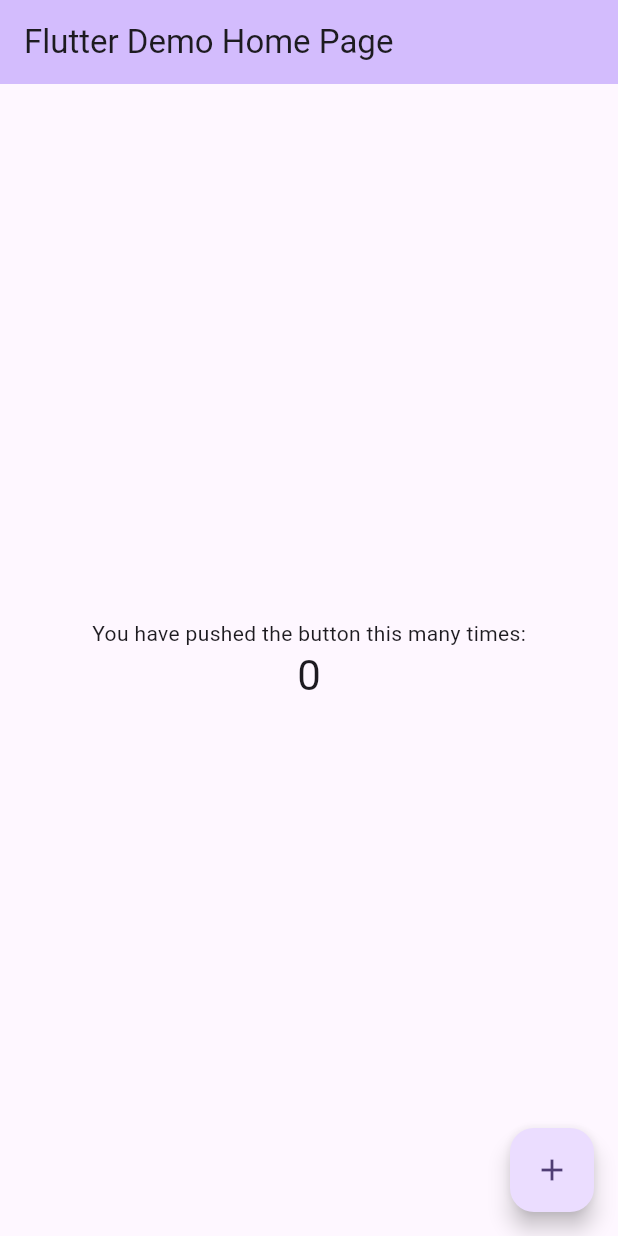
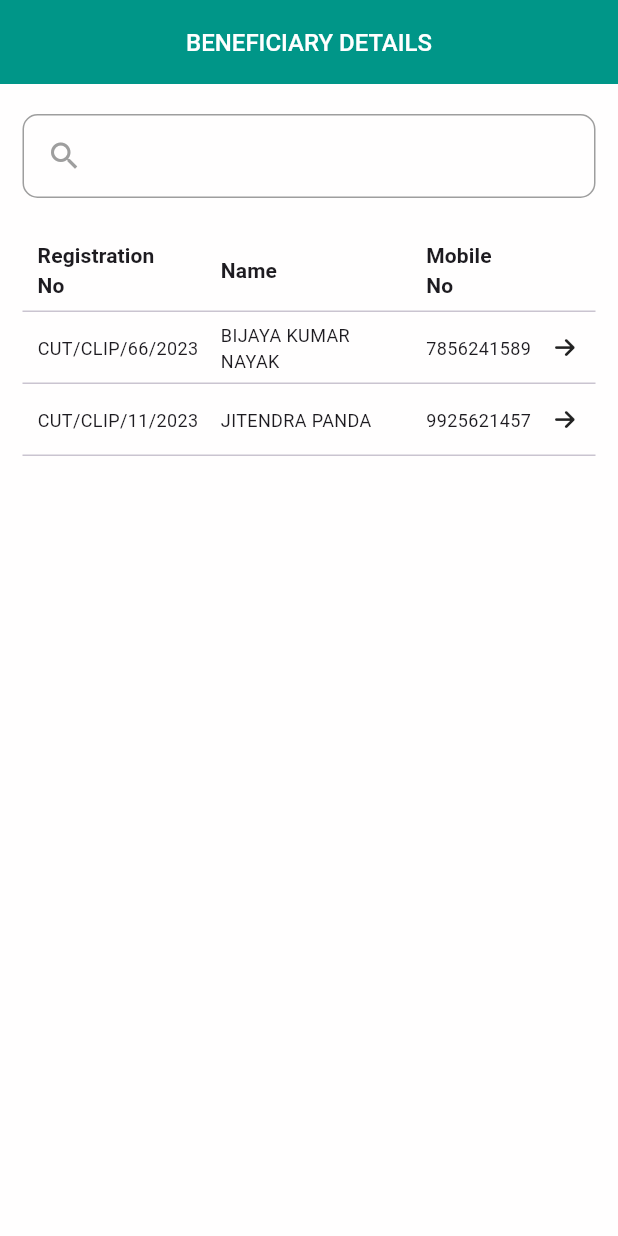
Before and after one commit to SubratDevop/OLIC, a Flutter app: the screen it shows after launch, on a phone screen of 412 x 824 dp. Run offline on Flutter 3.47's test engine with Material 2 defaults, Android fonts, the phone set to English and light mode, and no system bars; our stand-ins replace get, google_fonts, icons_plus.

Commit message:
Beneficiary details screen design completed

```diff
--- a/lib/commons/color_gallery.dart
+++ b/lib/commons/color_gallery.dart
@@ -1,7 +1,14 @@
 import 'package:flutter/material.dart';
 
 class ColorGallery {
-  static Color text_colorblack = const Color(0xFF000000);
+  // static Color text_colorblack = const Color(0xFF000000);
+  static Color text_colorblack = const Color(0xFF212529);
 
   static Color textColorwhite = const Color.fromARGB(255, 255, 254, 254);
+
+  static Color primary_color = const Color(0xFF2ad4bc);
+
+  static Color border_color = const Color(0xFF51d4bc);
+
+  static Color white_color =  const Color.fromARGB(255, 255, 254, 254);
 }
--- a/lib/constants/screensize.dart
+++ b/lib/constants/screensize.dart
@@ -0,0 +1,22 @@
+import 'package:flutter/material.dart';
+
+class ScreenSize {
+  static height(BuildContext context) {
+    return MediaQuery.of(context).size.height;
+  }
+
+  static width(BuildContext context) {
+    return MediaQuery.of(context).size.width;
+  }
+}
+
+class AppDimension {
+  static double defaultPadding = 20;
+
+  static double contentPadding = 12;
+
+  static double icondefaultSize = 20;
+
+  static double iconsmallSize = 15;
+
+}
--- a/lib/main.dart
+++ b/lib/main.dart
@@ -1,4 +1,7 @@
 import 'package:flutter/material.dart';
+import 'package:get/get.dart';
+import 'package:olic/routes/routes.dart';
+import 'package:olic/screens/Beneficiary_Details/benificiary_details_screen.dart';
 
 void main() {
   runApp(const MyApp());
@@ -9,61 +12,14 @@ class MyApp extends StatelessWidget {
 
   @override
   Widget build(BuildContext context) {
-    return MaterialApp(
+    return GetMaterialApp(
+      debugShowCheckedModeBanner: false,
       title: 'Flutter Demo',
-      theme: ThemeData(
-        colorScheme: ColorScheme.fromSeed(seedColor: Colors.deepPurple),
-        useMaterial3: true,
-      ),
-      home: const MyHomePage(title: 'Flutter Demo Home Page'),
+      theme: ThemeData(useMaterial3: true),
+      getPages: getPages,
+
+      initialRoute: "/Beneficiary_Details_Screen",
+      // home: Beneficiary_Details_Screen(),
     );
   }
 }
-
-class MyHomePage extends StatefulWidget {
-  const MyHomePage({super.key, required this.title});
-
-  final String title;
-
-  @override
-  State<MyHomePage> createState() => _MyHomePageState();
-}
-
-class _MyHomePageState extends State<MyHomePage> {
-  int _counter = 0;
-
-  void _incrementCounter() {
-    setState(() {
-      _counter++;
-    });
-  }
-
-  @override
-  Widget build(BuildContext context) {
-    return Scaffold(
-      appBar: AppBar(
-        backgroundColor: Theme.of(context).colorScheme.inversePrimary,
-        title: Text(widget.title),
-      ),
-      body: Center(
-        child: Column(
-          mainAxisAlignment: MainAxisAlignment.center,
-          children: <Widget>[
-            const Text(
-              'You have pushed the button this many times:',
-            ),
-            Text(
-              '$_counter',
-              style: Theme.of(context).textTheme.headlineMedium,
-            ),
-          ],
-        ),
-      ),
-      floatingActionButton: FloatingActionButton(
-        onPressed: _incrementCounter,
-        tooltip: 'Increment',
-        child: const Icon(Icons.add),
-      ),
-    );
-  }
-}
--- /dev/null
+++ b/lib/routes/routes.dart
@@ -0,0 +1,14 @@
+import 'package:get/get.dart';
+
+import '../screens/Beneficiary_Details/benificiary_details_screen.dart';
+
+class Routes {
+  static String beneficiaryDetailsScreen = "/Beneficiary_Details_Screen";
+}
+
+final getPages = [
+  GetPage(
+    name: Routes.beneficiaryDetailsScreen,
+    page: () =>  Beneficiary_Details_Screen(),
+  )
+];
--- /dev/null
+++ b/lib/screens/Beneficiary_Details/benificiary_details_screen.dart
@@ -0,0 +1,174 @@
+import 'package:flutter/cupertino.dart';
+import 'package:flutter/material.dart';
+import 'package:get/get.dart';
+import 'package:icons_plus/icons_plus.dart';
+import 'package:olic/constants/screensize.dart';
+import 'package:olic/screens/Beneficiary_Details/model/user_modal.dart';
+
+import '../../commons/color_gallery.dart';
+import '../../widgets/default_appbar.dar.dart';
+import '../../widgets/search_bar.dart';
+import 'controller/benificiary_details_controller.dart';
+
+class Beneficiary_Details_Screen extends StatefulWidget {
+  Beneficiary_Details_Screen({super.key});
+
+  @override
+  State<Beneficiary_Details_Screen> createState() =>
+      _Beneficiary_Details_ScreenState();
+}
+
+class _Beneficiary_Details_ScreenState
+    extends State<Beneficiary_Details_Screen> {
+  final columns = ['Registration\nNo', 'Name', 'Mobile\nNo', ''];
+  int? sortColumnIndex;
+  bool isAsending = false;
+  late List<User> users;
+
+  @override
+  void initState() {
+    super.initState();
+    this.users = List.of(allUser);
+  }
+
+  List<DataColumn> getColumns(List<String> columns) =>
+      columns.map((String column) {
+        return DataColumn(
+          onSort: sortingList,
+          label: Row(
+            children: [
+              Text(column,
+                  style: TextStyle(
+                    fontWeight: FontWeight.bold,
+                  )),
+            ],
+          ),
+        );
+      }).toList();
+
+  List<DataRow> getRows(List<User> users) => users.map((User user) {
+        final cells = [
+          user.regiStrationNo,
+          user.name,
+          user.mobileNo,
+          user.detailsPage
+        ];
+        return DataRow(cells: getCells(cells));
+      }).toList();
+
+  List<DataCell> getCells(List<dynamic> cells) => cells.map(
+        (data) {
+          return DataCell(
+            data == ""
+                ? Icon(
+                    FontAwesome.arrow_right,
+                    size: AppDimension.iconsmallSize,
+                  )
+                : Text(
+                    data,
+                    style: TextStyle(fontSize: 12),
+                  ),
+          );
+        },
+      ).toList();
+
+  void sortingList(int columnIndex, bool ascending) {
+    if (columnIndex == 0) {
+      users.sort(
+        (user1, user2) => compareString(
+          ascending,
+          user1.regiStrationNo.toString(),
+          user2.regiStrationNo.toString(),
+        ),
+      );
+    } else if (columnIndex == 1) {
+      users.sort(
+        (user1, user2) => compareString(
+          ascending,
+          user2.name.toString(),
+          user1.name.toString(),
+        ),
+      );
+    } else if (columnIndex == 2) {
+      users.sort(
+        (user1, user2) => compareString(
+          ascending,
+          user2.mobileNo.toString(),
+          user1.mobileNo.toString(),
+        ),
+      );
+    }
+    setState(() {
+      this.sortColumnIndex = columnIndex;
+      this.isAsending = ascending;
+    });
+  }
+
+  int compareString(bool ascending, String value1, String value2) {
+    return ascending ? value1.compareTo(value2) : value2.compareTo(value1);
+  }
+
+  @override
+  Widget build(BuildContext context) {
+    BenificiaryDetailsController controller =
+        Get.put(BenificiaryDetailsController());
+    return Scaffold(
+      backgroundColor: ColorGallery.white_color,
+      appBar: defaultAppBar(context,
+          leading_icon_visibility: false, title: "BENEFICIARY DETAILS"),
+      body: Padding(
+        padding: const EdgeInsets.symmetric(horizontal: 15),
+        child: SingleChildScrollView(
+          child: Column(
+            children: [
+              const SizedBox(
+                height: 20,
+              ),
+              //! Search Bar
+              DefaultSearchBar(),
+
+              //! Details Table
+              const SizedBox(
+                height: 20,
+              ),
+              DataTable(
+                columnSpacing: 15,
+                horizontalMargin: 10,
+                showBottomBorder: true,
+                sortAscending: isAsending,
+                sortColumnIndex: sortColumnIndex,
+                columns: getColumns(columns),
+                rows: getRows(users),
+              )
+            ],
+          ),
+        ),
+      ),
+    );
+  }
+
+  List<User> allUser = [
+    User(
+        regiStrationNo: "CUT/CLIP/66/2023",
+        name: "BIJAYA KUMAR NAYAK",
+        mobileNo: "7856241589",
+        village: "PAIKIANRA",
+        gramaPanchayat: "PURUNA-TIGIRIA",
+        block: "TIGIRIA",
+        district: "CUTTUCK",
+        detailsView: "detailsView",
+        action: "action",
+        detailsPage: ""),
+    User(
+        regiStrationNo: "CUT/CLIP/11/2023",
+        name: "JITENDRA PANDA",
+        mobileNo: "9925621457",
+        village: "HATAMAL",
+        gramaPanchayat: "HATAMAL",
+        block: "TIGIRIA",
+        district: "CUTTUCK",
+        detailsView: "detailsView",
+        action: "action",
+        detailsPage: ""),
+  ];
+}
--- /dev/null
+++ b/lib/screens/Beneficiary_Details/controller/benificiary_details_controller.dart
@@ -0,0 +1,28 @@
+import 'package:flutter/material.dart';
+import 'package:get/get.dart';
+
+class BenificiaryDetailsController extends GetxController {
+  TextEditingController searchController = TextEditingController();
+  final columns = [
+    'Registration\nNo',
+    'Namee',
+    'Mobile\nNo',
+    ''
+  ].obs;
+
+  List<DataColumn> getColumns(List<String> columns) => columns
+      .map(
+        (String column) => DataColumn(
+          label: Row(
+            children: [
+              Text(column),
+              SizedBox(
+                width: 08,
+              ),
+              Icon(Icons.sort_sharp)
+            ],
+          ),
+        ),
+      )
+      .toList();
+}
--- /dev/null
+++ b/lib/screens/Beneficiary_Details/model/user_modal.dart
@@ -0,0 +1,53 @@
+import 'package:flutter/material.dart';
+
+class User {
+  String? regiStrationNo;
+  String? name;
+  String? mobileNo;
+  String? village;
+  String? gramaPanchayat;
+  String? block;
+  String? district;
+  String? detailsView;
+  String? action;
+  String? detailsPage;
+
+  User({
+    required this.regiStrationNo,
+    required this.name,
+    required this.mobileNo,
+    required this.village,
+    required this.gramaPanchayat,
+    required this.block,
+    required this.district,
+    required this.detailsView,
+    required this.action,
+    required this.detailsPage
+  });
+
+  User copy({
+    String? regiStrationNo,
+    String? name,
+    String? mobileNo,
+    String? village,
+    String? gramaPanchayat,
+    String? block,
+    String? district,
+    String? detailsView,
+    String? action,
+    String? detailsPage
+
+  }) =>
+      User(
+          regiStrationNo: regiStrationNo ?? this.regiStrationNo,
+          name: name ?? this.name,
+          mobileNo: mobileNo ?? this.mobileNo,
+          village: village ?? this.village,
+          gramaPanchayat: gramaPanchayat ?? this.gramaPanchayat,
+          block: block ?? this.block,
+          district: district ?? this.district,
+          detailsView: detailsView ?? this.detailsView,
+          action: action ?? this.action,
+          detailsPage: detailsPage ?? this.detailsPage
+          );
+}
--- /dev/null
+++ b/lib/widgets/default_appbar.dar.dart
@@ -0,0 +1,21 @@
+import 'package:flutter/material.dart';
+
+AppBar defaultAppBar(BuildContext context,
+    {required bool leading_icon_visibility, required final String title}) {
+  return AppBar(
+    backgroundColor: Colors.teal,
+    centerTitle: true,
+    title: Text(
+      title,
+      style: const TextStyle(
+          fontSize: 16, color: Colors.white, fontWeight: FontWeight.w500),
+    ),
+    leading: leading_icon_visibility == false
+        ? SizedBox()
+        : InkWell(
+            child:
+                const SizedBox(height: 20, width: 20, child: Icon(Icons.menu)),
+            onTap: () {},
+          ),
+  );
+}
--- /dev/null
+++ b/lib/widgets/search_bar.dart
@@ -0,0 +1,46 @@
+import 'package:flutter/material.dart';
+import 'package:google_fonts/google_fonts.dart';
+import 'package:olic/commons/color_gallery.dart';
+import 'package:olic/constants/screensize.dart';
+
+// ignore: must_be_immutable
+class DefaultSearchBar extends StatelessWidget {
+  TextEditingController textEditingController = TextEditingController();
+
+  DefaultSearchBar({super.key});
+  @override
+  Widget build(BuildContext context) {
+    return Container(
+      padding: const EdgeInsets.all(03.0),
+      decoration: BoxDecoration(
+        border: Border.all(
+          color: Colors.grey,
+          width: 1.0,
+        ),
+        borderRadius: BorderRadius.circular(10.0),
+      ),
+      child: Padding(
+        padding: EdgeInsets.symmetric(horizontal: AppDimension.contentPadding),
+        child: const Row(
+          children: <Widget>[
+            Icon(Icons.search, color: Colors.grey),
+            SizedBox(width: 10.0),
+            Expanded(
+              child: TextField(
+                cursorWidth: 1.5,
+                cursorColor: Colors.grey,
+                style: TextStyle(
+                  decoration: TextDecoration.none,
+                ),
+                decoration: InputDecoration(
+                  hintText: '',
+                  border: InputBorder.none,
+                ),
+              ),
+            ),
+          ],
+        ),
+      ),
+    );
+  }
+}
--- a/pubspec.yaml
+++ b/pubspec.yaml
@@ -35,6 +35,9 @@ dependencies:
   # The following adds the Cupertino Icons font to your application.
   # Use with the CupertinoIcons class for iOS style icons.
   cupertino_icons: ^1.0.2
+  get: ^4.6.5
+  google_fonts: ^6.1.0
+  icons_plus: ^4.0.0
 
 dev_dependencies:
   flutter_test:
@@ -46,6 +49,7 @@ dev_dependencies:
   # package. See that file for information about deactivating specific lint
   # rules and activating additional ones.
   flutter_lints: ^2.0.0
+  flutter_svg:
 
 # For information on the generic Dart part of this file, see the
 # following page: https://dart.dev/tools/pub/pubspec
```
Also changed, not shown: 2 other files.
